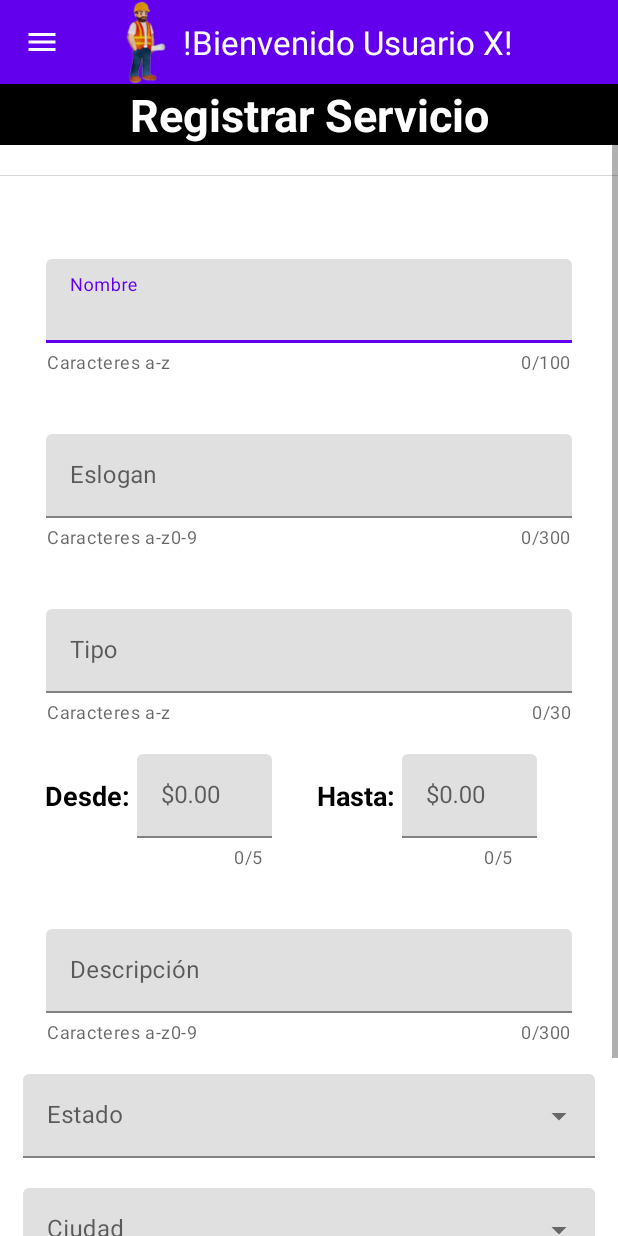
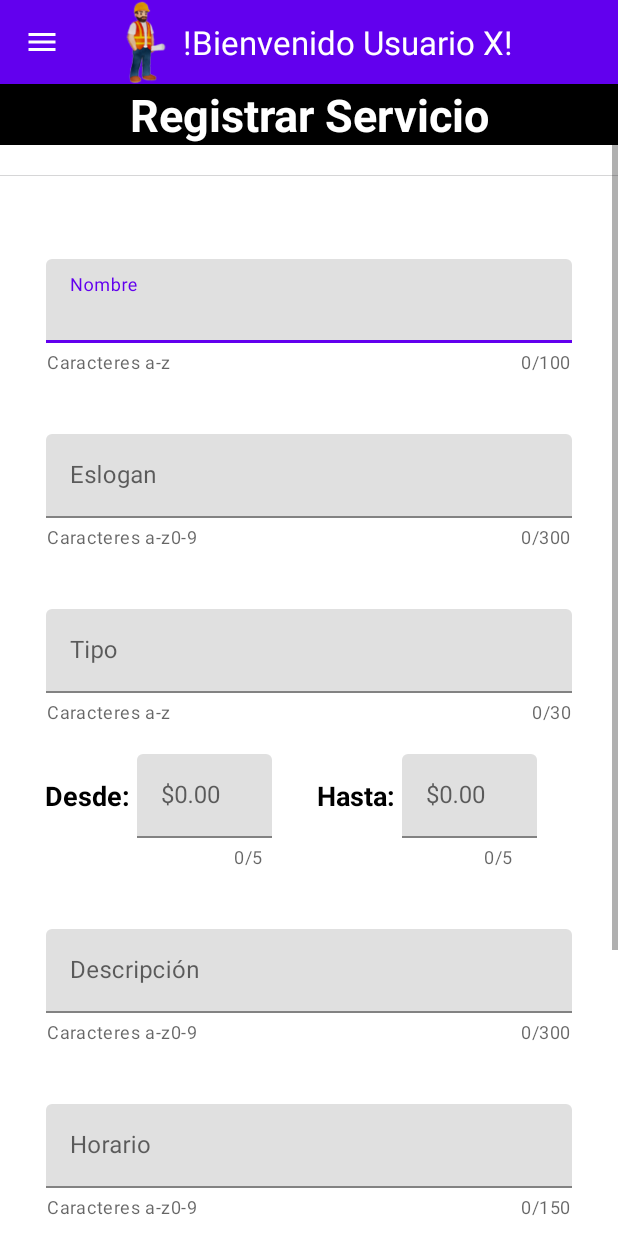
Before and after one commit to Martha-Miroslava/TrabajosExpres, an Android app: the layout service_addition.xml on its own in the app's theme, with its tools: preview values and no code run, on a phone screen of 412 x 824 dp. Run offline under Robolectric (Android 15) with nearby library versions, the phone set to English and light mode, and no system bars.

```diff
--- a/app/src/main/res/layout/service_addition.xml
+++ b/app/src/main/res/layout/service_addition.xml
@@ -212,6 +212,28 @@
                 </com.google.android.material.textfield.TextInputLayout>
 
                 <com.google.android.material.textfield.TextInputLayout
+                    android:layout_width="match_parent"
+                    android:layout_height="wrap_content"
+                    android:ems="10"
+                    android:hint="Horario"
+                    app:counterEnabled="true"
+                    app:counterMaxLength="150"
+                    android:layout_marginStart="15dp"
+                    android:layout_marginTop="20dp"
+                    android:layout_marginEnd="15dp"
+                    app:errorEnabled="false"
+                    app:helperText="Caracteres a-z0-9"
+                    app:helperTextEnabled="true">
+                    <com.google.android.material.textfield.TextInputEditText
+                        android:id="@+id/TextFieldWorkingHours"
+                        android:layout_width="match_parent"
+                        android:layout_height="wrap_content"
+                        android:layout_marginStart="15dp"
+                        android:layout_marginTop="20dp"
+                        android:layout_marginEnd="15dp" />
+                </com.google.android.material.textfield.TextInputLayout>
+
+                <com.google.android.material.textfield.TextInputLayout
                     android:id="@+id/TextFieldMenuState"
                     style="@style/Widget.MaterialComponents.TextInputLayout.FilledBox.ExposedDropdownMenu"
                     android:layout_width="match_parent"
@@ -257,6 +279,7 @@
                         android:layout_width="wrap_content"
                         android:layout_height="wrap_content"
                         android:layout_weight="1"
+                        android:onClick="registerServiceClicked"
                         android:text="Registrar" />
 
                     <com.google.android.material.button.MaterialButton
@@ -266,6 +289,7 @@
                         android:layout_marginLeft="30dp"
                         android:layout_weight="1"
                         android:freezesText="false"
+                        android:onClick="behindClicked"
                         android:text="Cancelar" />
                 </LinearLayout>
             </LinearLayout>
```
Also changed, not shown: app/src/main/java/com/example/trabajosexpres/Model/Service.kt (+5 -7 lines), app/src/main/java/com/example/trabajosexpres/ServiceAddition.kt (+130 -4 lines).
